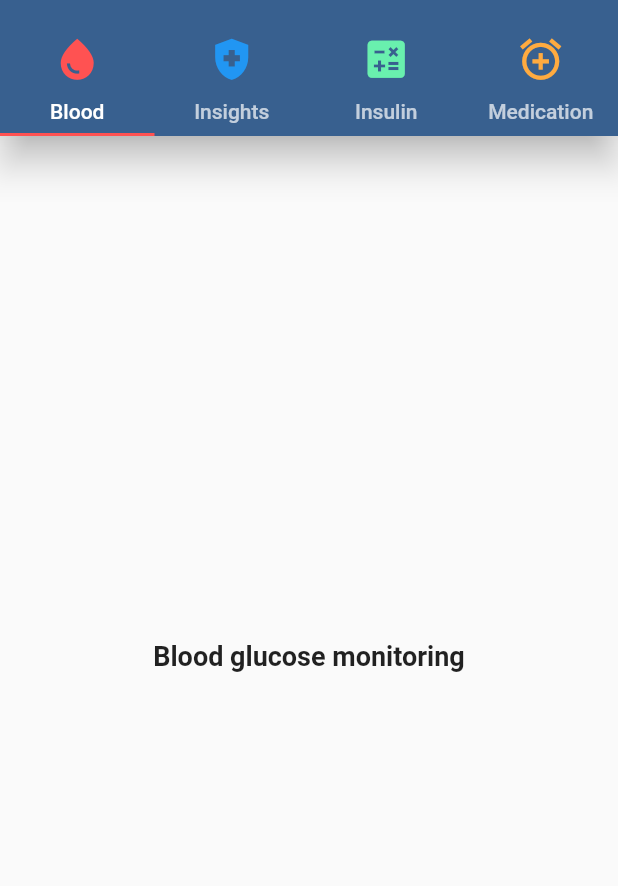
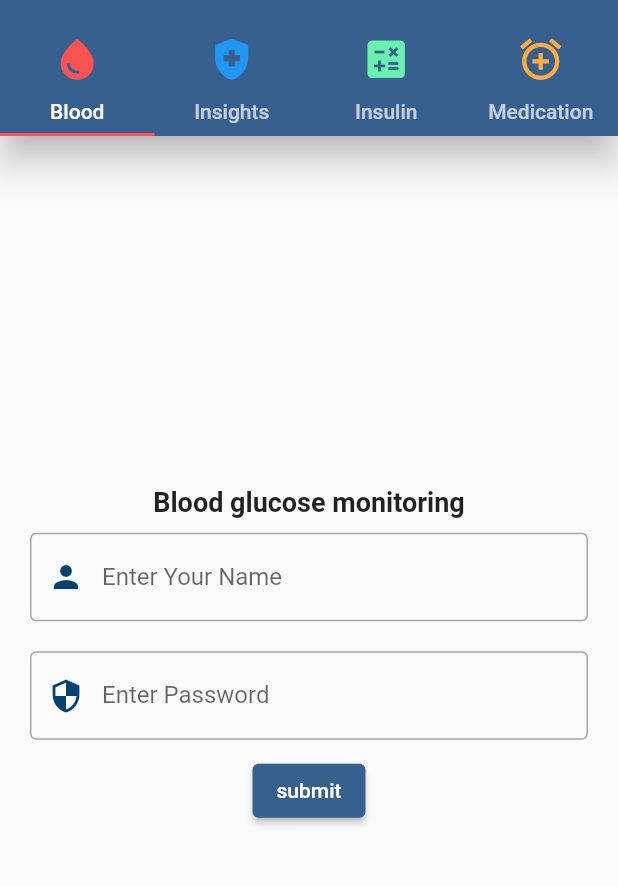
Before and after one commit to Abdullah6445/Diabetes-Care-Taker, a Flutter app: the screen it shows after launch, on a phone screen of 412 x 824 dp, the part 59-945 px from its top. Run offline on Flutter 3.47's test engine with Material 3 defaults, Android fonts, the phone set to English and light mode, and no system bars; our stand-ins replace fluttertoast.

Commit message:
custom textFormField,custom flutterToast class

```diff
--- a/lib/COMPONENTS_PAGES/bloodMonitoringPage.dart
+++ b/lib/COMPONENTS_PAGES/bloodMonitoringPage.dart
@@ -1,3 +1,5 @@
+import 'package:diabetes_care_taker/PAGES/customTextFormFieldPage.dart';
+import 'package:diabetes_care_taker/PAGES/customToastPage.dart';
 import 'package:flutter/material.dart';
 
 class bloodMonitoringPage extends StatelessWidget {
@@ -7,7 +9,29 @@ class bloodMonitoringPage extends StatelessWidget {
   Widget build(BuildContext context) {
     return Scaffold(
       body: Container(
-        child: Center(child: Text("Blood glucose monitoring")),
+        child: Center(
+          child: Column(
+            mainAxisAlignment: MainAxisAlignment.center,
+            children: [
+              Text("Blood glucose monitoring"),
+              customTextFormField(
+                labelTextt: "Enter Your Name",
+                hintTextt: "enter here...",
+                prefixIconn: Icon(Icons.person),
+              ),
+              customTextFormField(
+                labelTextt: "Enter Password",
+                hintTextt: "enter here...",
+                prefixIconn: Icon(Icons.security),
+              ),
+              ElevatedButton(
+                  onPressed: () {
+                    CustomToast(message: "Education library");
+                  },
+                  child: Text("submit"))
+            ],
+          ),
+        ),
       ),
     );
   }
--- /dev/null
+++ b/lib/PAGES/customTextFormFieldPage.dart
@@ -0,0 +1,43 @@
+import 'package:flutter/material.dart';
+
+class customTextFormField extends StatelessWidget {
+  final String? hintTextt;
+  final String? labelTextt;
+  final Icon? prefixIconn;
+  final Icon? suffixIconn;
+  final Color? iconColors;
+  final TextEditingController? controllerr;
+  final TextInputType? keyboardType;
+  final bool? obscurityy;
+
+  const customTextFormField({
+    super.key,
+    this.hintTextt,
+    this.labelTextt,
+    this.prefixIconn,
+    this.suffixIconn,
+    this.iconColors = const Color.fromARGB(255, 5, 65, 114),
+    this.controllerr,
+    this.keyboardType = TextInputType.text,
+    this.obscurityy = false,
+  });
+
+  @override
+  Widget build(BuildContext context) {
+    return Padding(
+      padding: const EdgeInsets.symmetric(horizontal: 20, vertical: 10),
+      child: TextFormField(
+        controller: controllerr,
+        obscureText: obscurityy!,
+        decoration: InputDecoration(
+            prefixIcon: prefixIconn,
+            prefixIconColor: iconColors,
+            suffixIcon: suffixIconn,
+            suffixIconColor: iconColors,
+            border: OutlineInputBorder(),
+            hintText: hintTextt,
+            labelText: labelTextt),
+      ),
+    );
+  }
+}
--- /dev/null
+++ b/lib/PAGES/customToastPage.dart
@@ -0,0 +1,15 @@
+import 'package:flutter/material.dart';
+import 'package:fluttertoast/fluttertoast.dart';
+
+class CustomToast {
+  String message = "";
+  CustomToast({required this.message}) {
+    Fluttertoast.showToast(
+      msg: message.toString(),
+      gravity: ToastGravity.BOTTOM,
+      fontSize: 15,
+      backgroundColor: Color.fromARGB(255, 5, 65, 114),
+      toastLength: Toast.LENGTH_LONG,
+    );
+  }
+}
--- a/pubspec.yaml
+++ b/pubspec.yaml
@@ -35,6 +35,8 @@ dependencies:
   # The following adds the Cupertino Icons font to your application.
   # Use with the CupertinoIcons class for iOS style icons.
   cupertino_icons: ^1.0.6
+  font_awesome_flutter: ^10.7.0
+  fluttertoast: ^8.2.5
 
 dev_dependencies:
   flutter_test:
```
Also changed, not shown: pubspec.lock.
